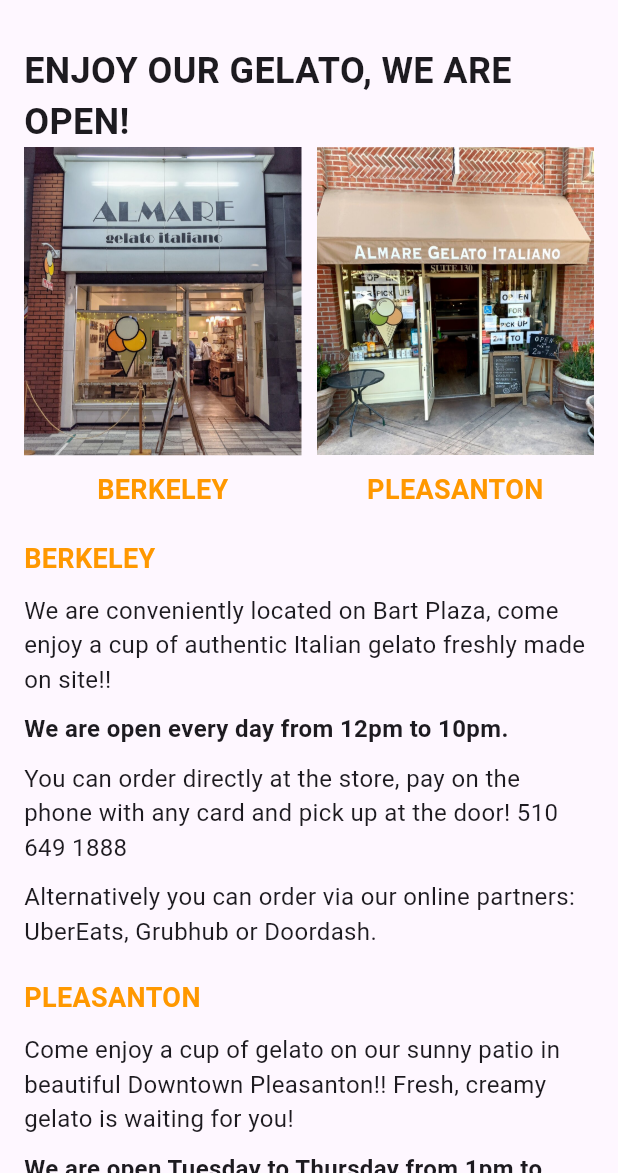
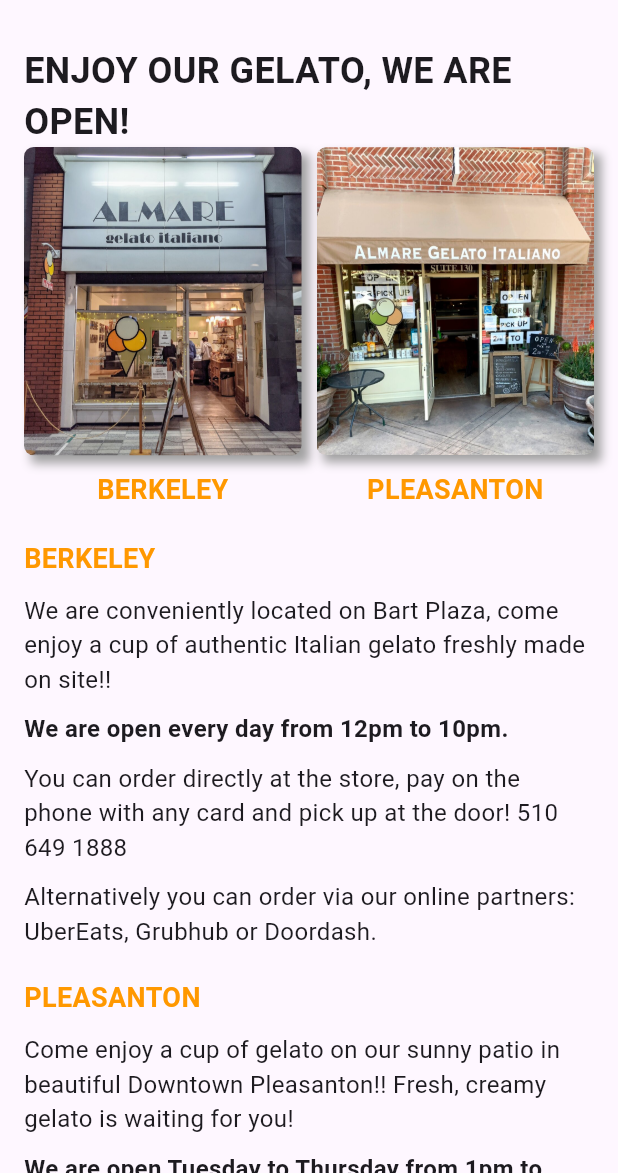
Before and after one commit to Daniel-Gray66/Almare-Gelato, a Flutter app: the screen it shows after launch, on a phone screen of 412 x 824 dp, the part 63-1236 px from its top. Run offline on Flutter 3.47's test engine with Material 3 defaults, Android fonts, the phone set to English and light mode, and no system bars.

Commit message:
HomeScreen: Added rounded edges and blur to homescreen store front images; Made them the same size as well

```diff
--- a/almare_gelato/lib/screens/home_screen.dart
+++ b/almare_gelato/lib/screens/home_screen.dart
@@ -24,7 +24,6 @@
                   style: TextStyle(fontSize: 24, fontWeight: FontWeight.bold),
                 ),
               ),
-              // const SizedBox(height: 20),
               // Images Row
               Row(
                 mainAxisAlignment: MainAxisAlignment.spaceBetween,
@@ -32,9 +31,19 @@
                   Expanded(
                     child: Column(
                       children: [
-                        FittedBox(
+                        Container(
+                            decoration: const BoxDecoration(boxShadow: [
+                              BoxShadow(
+                                color: Colors.grey,
+                                blurRadius: 5.0,
+                                offset: Offset(5, 5),
+                                spreadRadius: 0.5,
+                              )
+                            ]),
+                            child: FittedBox(
                               fit: BoxFit.fill,
                               child: ClipRRect(
+                                borderRadius: BorderRadius.circular(35.0),
                                 child: Container(
                                   child: Align(
                                     alignment: Alignment(-0.5, -0.2),
@@ -44,8 +53,7 @@
                                   ),
                                 ),
                               ),
-                        ),
-                        // Image.asset('images/Berkeley.jpg'),
+                            )),
                         const SizedBox(
                           height: 10,
                           width: 10,
@@ -68,9 +76,19 @@
                   Expanded(
                     child: Column(
                       children: [
-                        FittedBox(
+                        Container(
+                            decoration: const BoxDecoration(boxShadow: [
+                              BoxShadow(
+                                color: Colors.grey,
+                                blurRadius: 5.0,
+                                offset: Offset(5, 5),
+                                spreadRadius: 0.5,
+                              )
+                            ]),
+                            child: FittedBox(
                               fit: BoxFit.fill,
                               child: ClipRRect(
+                                borderRadius: BorderRadius.circular(35.0),
                                 child: Container(
                                   child: Align(
                                     alignment: Alignment(-0.5, -0.2),
@@ -80,7 +98,7 @@
                                   ),
                                 ),
                               ),
-                        ),
+                            )),
                         //Image.asset('images/pleasanton.jpg'),
                         const SizedBox(height: 10),
                         const Text(
```
Lines whose indentation alone changed are shown as unchanged.
